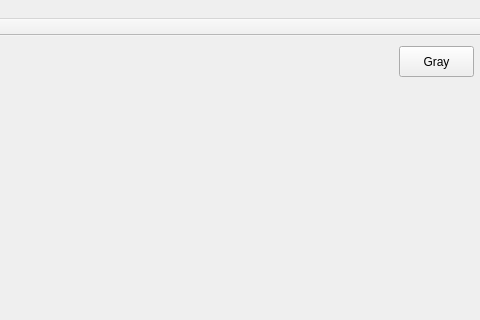
Before: the Qt Designer form mainwindow.ui in xxwsL/VisualGraphicCode, drawn with Qt 5; both pictures show x 381 to 861 and y 0 to 320 of the 861 by 752 pixel window.
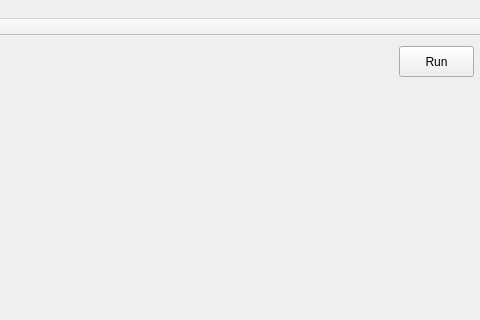
After: the same form once the commit is applied.

What changed in the file:
```diff
--- a/mainwindow.ui
+++ b/mainwindow.ui
@@ -68,7 +68,7 @@
      </rect>
     </property>
     <property name="text">
-     <string>Gray</string>
+     <string>Run</string>
     </property>
    </widget>
    <widget class="QPushButton" name="Display">
```
Left out of the diff: 4 changed lines with no effect on the pictures.
